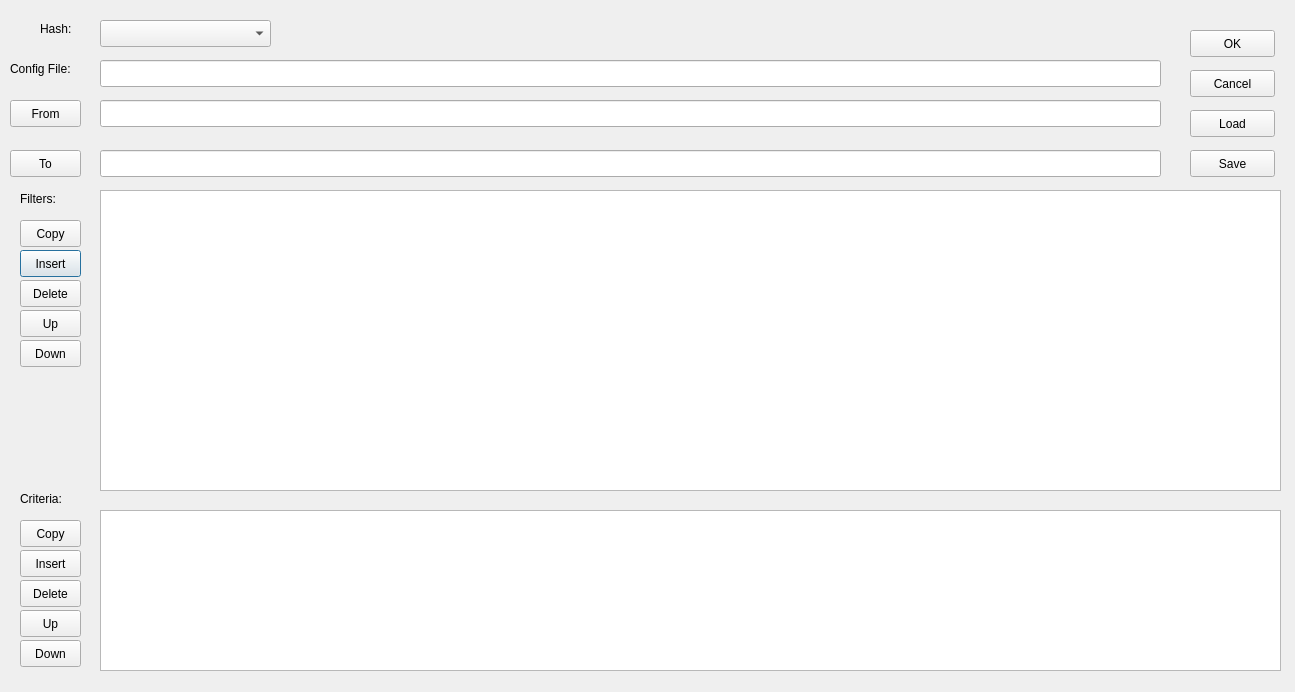
Old version of the form backupsetdialog.ui in the repository pitonyak/LinkBackADP.
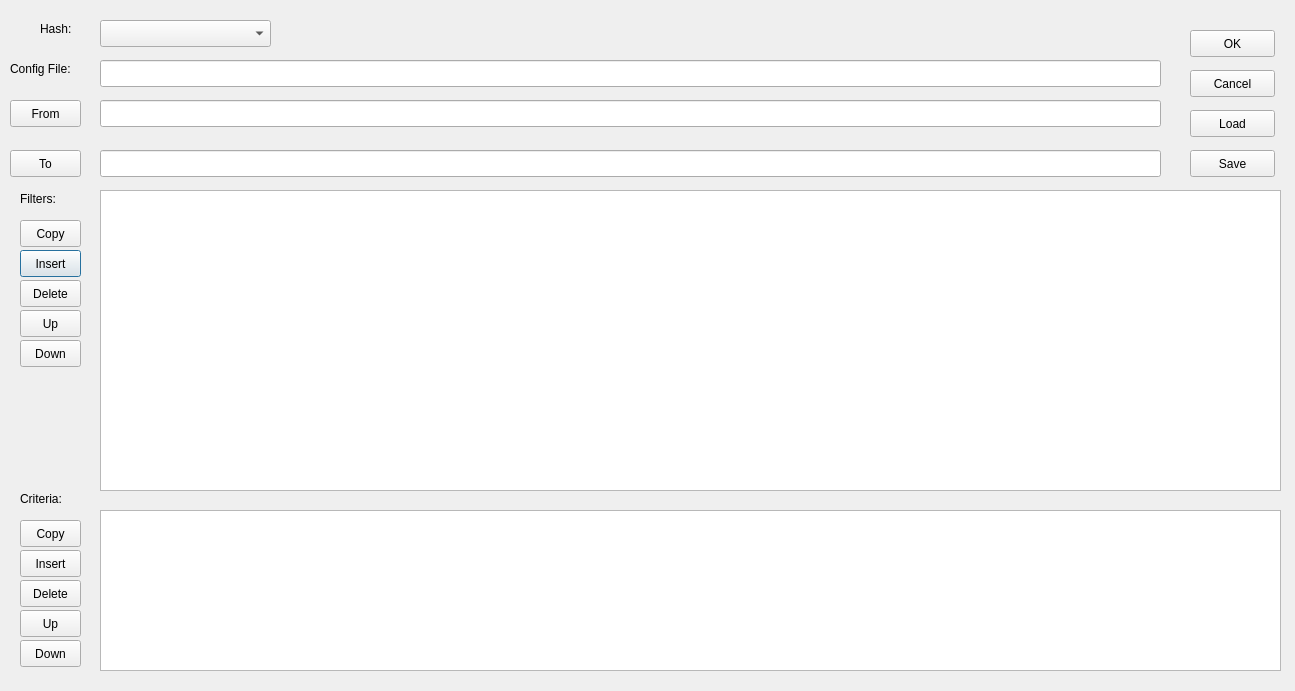
New version of the form.

```diff
--- a/backupsetdialog.ui
+++ b/backupsetdialog.ui
@@ -7,7 +7,7 @@
     <x>0</x>
     <y>0</y>
     <width>1295</width>
-    <height>692</height>
+    <height>691</height>
    </rect>
   </property>
   <property name="windowTitle">
```
Left out of the diff: 2 changed lines with no effect on the pictures.
